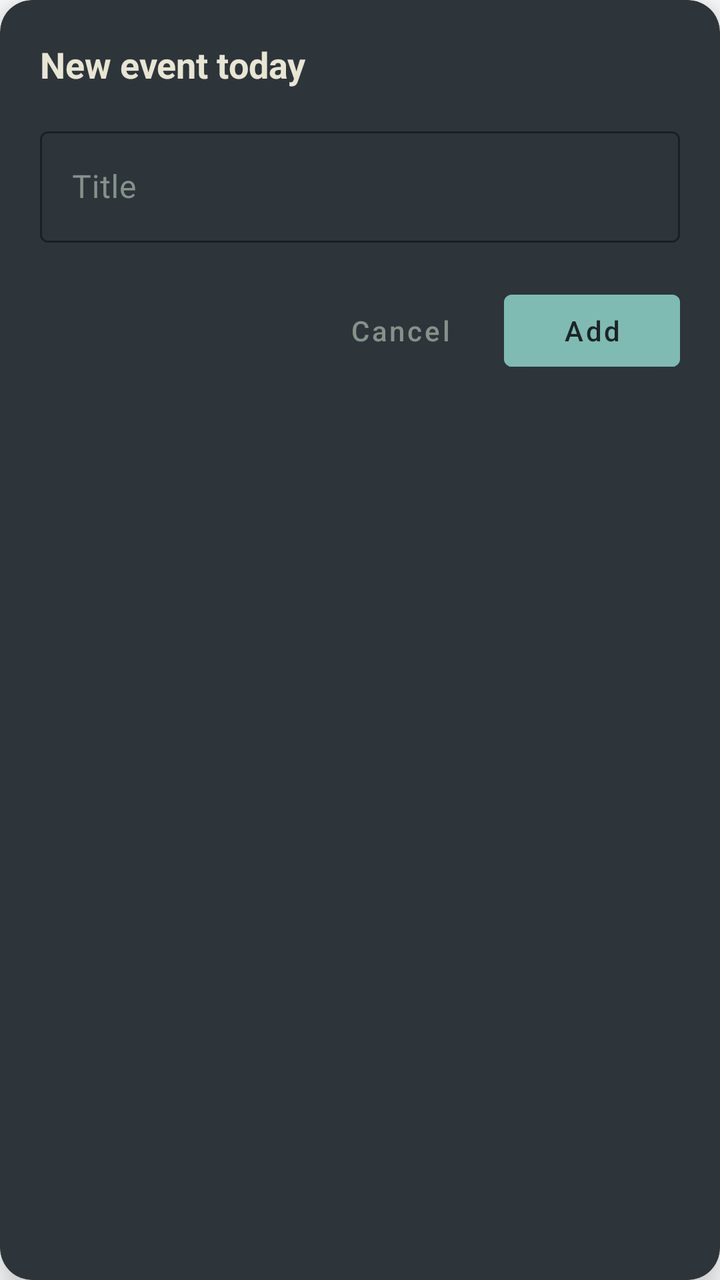
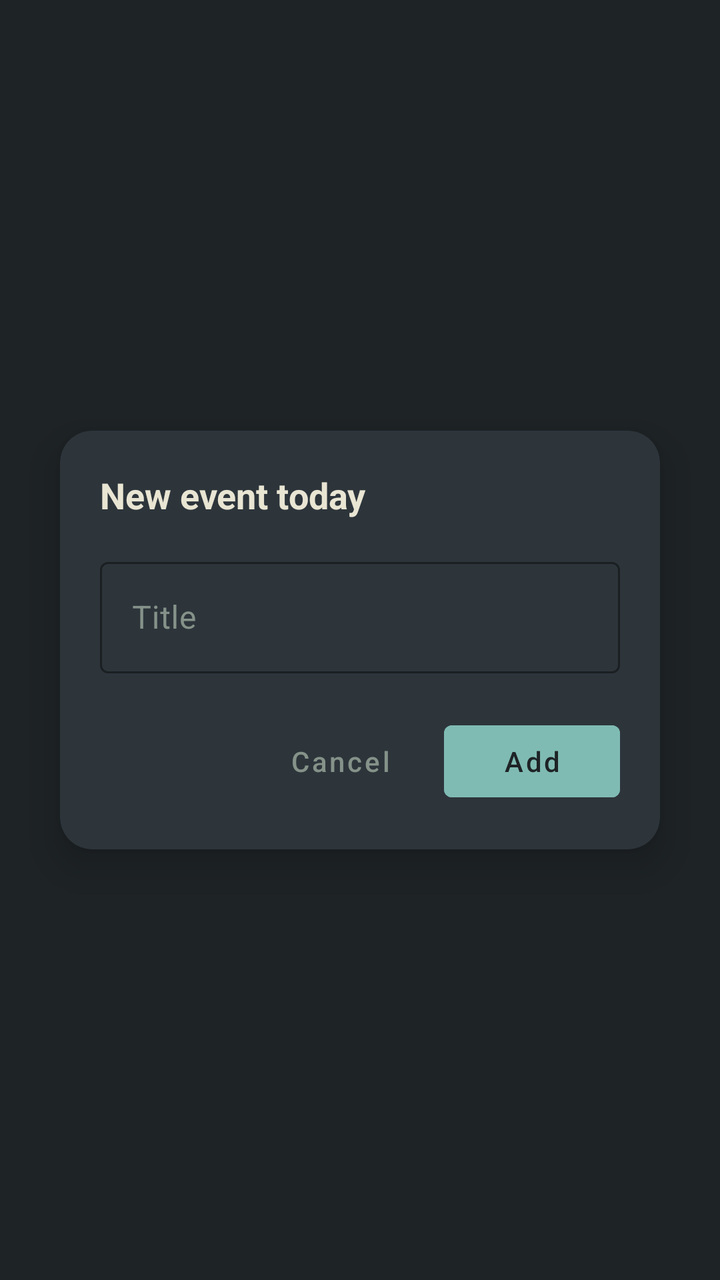

Before-and-after screenshots of an Android layout around one commit, followed by the original layout XML and the change that was made.
<!-- AndroidManifest.xml: activity theme Theme.Calendar.Dialog -->
<!-- res/layout/activity_quick_add.xml -->
<?xml version="1.0" encoding="utf-8"?>
<androidx.cardview.widget.CardView xmlns:android="http://schemas.android.com/apk/res/android"
    xmlns:app="http://schemas.android.com/apk/res-auto"
    android:layout_width="300dp"
    android:layout_height="wrap_content"
    android:layout_gravity="center"
    android:layout_margin="24dp"
    app:cardBackgroundColor="#2D353B"
    app:cardCornerRadius="16dp"
    app:cardElevation="12dp">

    <LinearLayout
        android:layout_width="match_parent"
        android:layout_height="wrap_content"
        android:orientation="vertical"
        android:padding="20dp">

        <TextView
            android:id="@+id/quickAddHeading"
            android:layout_width="match_parent"
            android:layout_height="wrap_content"
            android:text="New event today"
            android:textColor="#E9E5D3"
            android:textSize="18sp"
            android:textStyle="bold"
            android:layout_marginBottom="16dp" />

        <com.google.android.material.textfield.TextInputLayout
            android:id="@+id/quickAddTitleLayout"
            style="@style/Widget.MaterialComponents.TextInputLayout.OutlinedBox"
            android:layout_width="match_parent"
            android:layout_height="wrap_content"
            android:hint="Title"
            android:textColorHint="#859289"
            app:boxStrokeColor="#7FBBB3"
            app:hintTextColor="#7FBBB3">

            <com.google.android.material.textfield.TextInputEditText
                android:id="@+id/quickAddTitle"
                android:layout_width="match_parent"
                android:layout_height="wrap_content"
                android:imeOptions="actionDone"
                android:inputType="text"
                android:maxLines="2"
                android:textColor="#E9E5D3"
                android:textSize="16sp" />
        </com.google.android.material.textfield.TextInputLayout>

        <LinearLayout
            android:layout_width="match_parent"
            android:layout_height="wrap_content"
            android:layout_marginTop="20dp"
            android:gravity="end"
            android:orientation="horizontal">

            <com.google.android.material.button.MaterialButton
                android:id="@+id/quickAddCancel"
                style="@style/Widget.MaterialComponents.Button.TextButton"
                android:layout_width="wrap_content"
                android:layout_height="wrap_content"
                android:text="Cancel"
                android:textAllCaps="false"
                android:textColor="#859289" />

            <com.google.android.material.button.MaterialButton
                android:id="@+id/quickAddSave"
                android:layout_width="wrap_content"
                android:layout_height="wrap_content"
                android:layout_marginStart="8dp"
                android:backgroundTint="#7FBBB3"
                android:text="Add"
                android:textColor="#1E2326" />

        </LinearLayout>

    </LinearLayout>

</androidx.cardview.widget.CardView>
<!-- resources referenced by this layout -->
<resources>
  <style name="Theme.Calendar.Dialog" parent="Theme.MaterialComponents.DayNight.Dialog">
          <item name="android:windowIsFloating">true</item>
          <item name="android:windowBackground">@android:color/transparent</item>
          <item name="android:windowDisablePreview">true</item>
          <item name="android:windowAnimationStyle">@null</item>
          <item name="materialButtonStyle">@style/Widget.Calendar.Button</item>
      </style>
  <style name="Widget.Calendar.Button" parent="Widget.MaterialComponents.Button">
          <item name="android:textAllCaps">false</item>
      </style>
</resources>

<!-- the commit's change to res/layout/activity_quick_add.xml (unified diff, before → after) -->
@@ -1,78 +1,87 @@
 <?xml version="1.0" encoding="utf-8"?>
-<androidx.cardview.widget.CardView xmlns:android="http://schemas.android.com/apk/res/android"
+<FrameLayout xmlns:android="http://schemas.android.com/apk/res/android"
     xmlns:app="http://schemas.android.com/apk/res-auto"
-    android:layout_width="300dp"
-    android:layout_height="wrap_content"
-    android:layout_gravity="center"
-    android:layout_margin="24dp"
-    app:cardBackgroundColor="#2D353B"
-    app:cardCornerRadius="16dp"
-    app:cardElevation="12dp">
+    android:id="@+id/quickAddRoot"
+    android:layout_width="match_parent"
+    android:layout_height="match_parent">
 
-    <LinearLayout
-        android:layout_width="match_parent"
+    <androidx.cardview.widget.CardView
+        android:layout_width="300dp"
         android:layout_height="wrap_content"
-        android:orientation="vertical"
-        android:padding="20dp">
-
-        <TextView
-            android:id="@+id/quickAddHeading"
-            android:layout_width="match_parent"
-            android:layout_height="wrap_content"
-            android:text="New event today"
-            android:textColor="#E9E5D3"
-            android:textSize="18sp"
-            android:textStyle="bold"
-            android:layout_marginBottom="16dp" />
-
-        <com.google.android.material.textfield.TextInputLayout
-            android:id="@+id/quickAddTitleLayout"
-            style="@style/Widget.MaterialComponents.TextInputLayout.OutlinedBox"
-            android:layout_width="match_parent"
-            android:layout_height="wrap_content"
-            android:hint="Title"
-            android:textColorHint="#859289"
-            app:boxStrokeColor="#7FBBB3"
-            app:hintTextColor="#7FBBB3">
-
-            <com.google.android.material.textfield.TextInputEditText
-                android:id="@+id/quickAddTitle"
-                android:layout_width="match_parent"
-                android:layout_height="wrap_content"
-                android:imeOptions="actionDone"
-                android:inputType="text"
-                android:maxLines="2"
-                android:textColor="#E9E5D3"
-                android:textSize="16sp" />
-        </com.google.android.material.textfield.TextInputLayout>
+        android:layout_gravity="center"
+        android:layout_margin="24dp"
+        android:clickable="true"
+        android:focusable="true"
+        app:cardBackgroundColor="#2D353B"
+        app:cardCornerRadius="16dp"
+        app:cardElevation="12dp">
 
         <LinearLayout
             android:layout_width="match_parent"
             android:layout_height="wrap_content"
-            android:layout_marginTop="20dp"
-            android:gravity="end"
-            android:orientation="horizontal">
+            android:orientation="vertical"
+            android:padding="20dp">
 
-            <com.google.android.material.button.MaterialButton
-                android:id="@+id/quickAddCancel"
-                style="@style/Widget.MaterialComponents.Button.TextButton"
-                android:layout_width="wrap_content"
+            <TextView
+                android:id="@+id/quickAddHeading"
+                android:layout_width="match_parent"
                 android:layout_height="wrap_content"
-                android:text="Cancel"
-                android:textAllCaps="false"
-                android:textColor="#859289" />
+                android:text="New event today"
+                android:textColor="#E9E5D3"
+                android:textSize="18sp"
+                android:textStyle="bold"
+                android:layout_marginBottom="16dp" />
 
-            <com.google.android.material.button.MaterialButton
-                android:id="@+id/quickAddSave"
-                android:layout_width="wrap_content"
+            <com.google.android.material.textfield.TextInputLayout
+                android:id="@+id/quickAddTitleLayout"
+                style="@style/Widget.MaterialComponents.TextInputLayout.OutlinedBox"
+                android:layout_width="match_parent"
                 android:layout_height="wrap_content"
-                android:layout_marginStart="8dp"
-                android:backgroundTint="#7FBBB3"
-                android:text="Add"
-                android:textColor="#1E2326" />
+                android:hint="Title"
+                android:textColorHint="#859289"
+                app:boxStrokeColor="#7FBBB3"
+                app:hintTextColor="#7FBBB3">
+
+                <com.google.android.material.textfield.TextInputEditText
+                    android:id="@+id/quickAddTitle"
+                    android:layout_width="match_parent"
+                    android:layout_height="wrap_content"
+                    android:imeOptions="actionDone"
+                    android:inputType="text"
+                    android:maxLines="2"
+                    android:textColor="#E9E5D3"
+                    android:textSize="16sp" />
+            </com.google.android.material.textfield.TextInputLayout>
+
+            <LinearLayout
+                android:layout_width="match_parent"
+                android:layout_height="wrap_content"
+                android:layout_marginTop="20dp"
+                android:gravity="end"
+                android:orientation="horizontal">
+
+                <com.google.android.material.button.MaterialButton
+                    android:id="@+id/quickAddCancel"
+                    style="@style/Widget.MaterialComponents.Button.TextButton"
+                    android:layout_width="wrap_content"
+                    android:layout_height="wrap_content"
+                    android:text="Cancel"
+                    android:textAllCaps="false"
+                    android:textColor="#859289" />
+
+                <com.google.android.material.button.MaterialButton
+                    android:id="@+id/quickAddSave"
+                    android:layout_width="wrap_content"
+                    android:layout_height="wrap_content"
+                    android:layout_marginStart="8dp"
+                    android:backgroundTint="#7FBBB3"
+                    android:text="Add"
+                    android:textColor="#1E2326" />
+
+            </LinearLayout>
 
         </LinearLayout>
 
-    </LinearLayout>
+    </androidx.cardview.widget.CardView>
 
-</androidx.cardview.widget.CardView>
+</FrameLayout>
<!-- resource entries referenced after the edit -->
@@ -1,12 +1,10 @@
 <!-- resources referenced by this layout -->
 <resources>
-  <style name="Theme.Calendar.Dialog" parent="Theme.MaterialComponents.DayNight.Dialog">
-          <item name="android:windowIsFloating">true</item>
-          <item name="android:windowBackground">@android:color/transparent</item>
-          <item name="android:windowDisablePreview">true</item>
-          <item name="android:windowAnimationStyle">@null</item>
+  <style name="Theme.Calendar.QuickAdd" parent="Theme.MaterialComponents.DayNight.NoActionBar">
+          <item name="android:windowBackground">@color/quick_add_backdrop</item>
           <item name="materialButtonStyle">@style/Widget.Calendar.Button</item>
       </style>
+  <color name="quick_add_backdrop">#1E2326</color>
   <style name="Widget.Calendar.Button" parent="Widget.MaterialComponents.Button">
           <item name="android:textAllCaps">false</item>
       </style>
